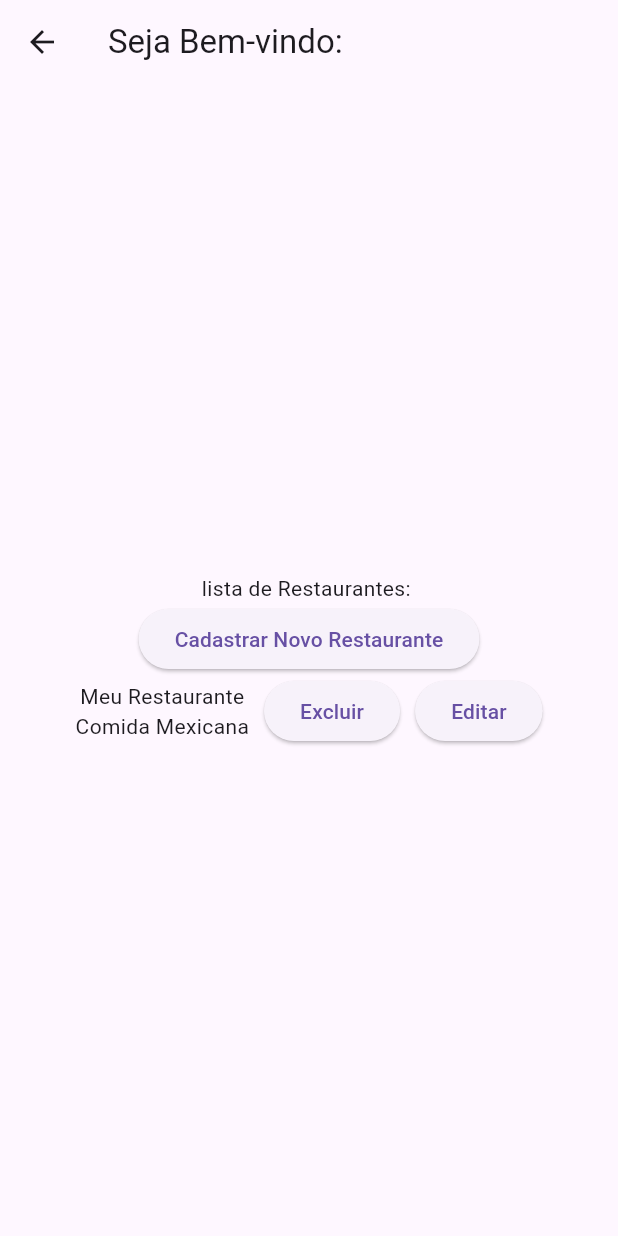
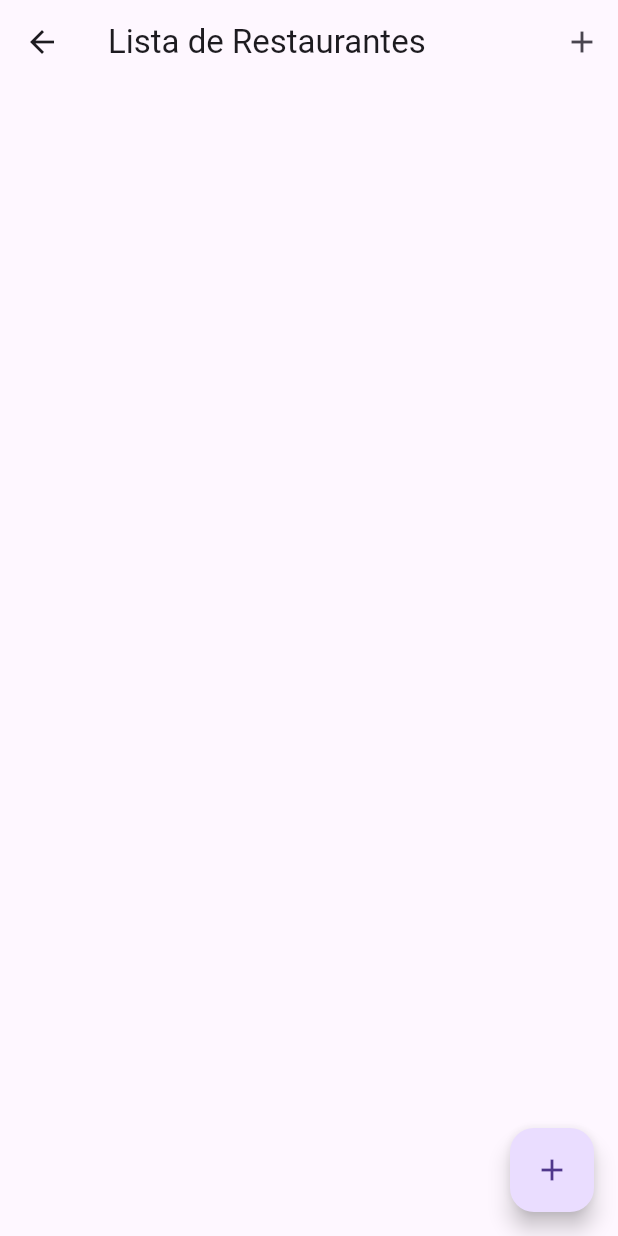
Before and after one commit to Thiago-freitas-S/ComaBem, a Flutter app: the Telahome screen opened directly, on a phone screen of 412 x 824 dp. Run offline on Flutter 3.47's test engine with Material 3 defaults, Android fonts, the phone set to English and light mode, and no system bars; our stand-ins replace sqflite; missing offline and left inert: dart:ffi; accounts and stored records are empty.

Commit message:
atualizando a tela de restaurante e adicionando a ligação com o banco de dados.

```diff
--- /dev/null
+++ b/lib/banco/restaurante_dao.dart
@@ -0,0 +1,18 @@
+import 'package:projetoflutter/banco/database_helper.dart';
+import 'package:projetoflutter/restaurante.dart';
+import 'package:projetoflutter/tipo.dart';
+import 'package:sqflite/sqflite.dart';
+
+class RestauranteDAO{
+  static Future<List<Restaurante>> listarTodos() async{
+    final db = await DatabaseHelper.getDatabase();
+    final resultado = await db.query('tb_restaurante');
+
+    return  resultado.map((mapa){
+      return Restaurante(
+        codigorestaurante: mapa['cd_restaurante'] as int,
+        nomerestaurante: mapa['nm_restaurante'] as String
+      );
+    }).toList();
+  }
+}
--- a/lib/tela_home.dart
+++ b/lib/tela_home.dart
@@ -1,38 +1,90 @@
+import 'dart:ffi';
+import 'dart:math' as math;
+
 import 'package:flutter/material.dart';
+import 'package:projetoflutter/banco/restaurante_dao.dart';
+import 'package:projetoflutter/restaurante.dart';
 import 'package:projetoflutter/tela_cad_restaurante.dart';
 
-class Telahome extends StatelessWidget{
+class Telahome extends StatefulWidget {
   const Telahome({super.key});
+
+  @override
+  State<Telahome> createState() => TelahomeState();
+}
+
+
+class TelahomeState extends State<Telahome>{
+List<Restaurante> restaurantes = [];
+Future <void> carregaRestaurantes() async{
+  final lista = await RestauranteDAO.listarTodos();
+  setState((){
+    restaurantes = lista;
+  });
+}
+
+@override
+void initState(){
+  super.initState();
+  carregaRestaurantes();
+}
 
   @override
   Widget build(BuildContext context) {
     return Scaffold(
-      appBar: AppBar(title: const Text("Seja Bem-vindo: ")),
+      appBar: AppBar(
+          title: const Text("Lista de Restaurantes"),
+          actions: [
+              IconButton(onPressed: (){
+                  Navigator.push(context, MaterialPageRoute(builder: (context) => TelaCadRestaurante()));
+              }, icon: Icon(Icons.add))
+          ],
+      ),
       body: Padding(padding: const EdgeInsets.all(30),
-          child: Column(
-            mainAxisAlignment: MainAxisAlignment.center,
-          children: [
-            Text("lista de Restaurantes: "),
-            ElevatedButton(onPressed: (){
-              Navigator.push(context, MaterialPageRoute(builder: (context) => TelaCadRestaurante()));
-            }, child: Text("Cadastrar Novo Restaurante")),
-            Row(
-              mainAxisAlignment: MainAxisAlignment.center,
-              children: [
-                Column(
-                  children: [
-                    Text("Meu Restaurante"),
-                    Text("Comida Mexicana")
+          child: ListView.builder(
+          itemCount: restaurantes.length,
+          itemBuilder: (context,index){
+            final r = restaurantes[index];
+            return Card(
+              margin: EdgeInsets.symmetric(vertical: 8),
+              child: ListTile(
+                title: Text(r.nomerestaurante??'Sem Nome'),
+                subtitle: Text('ID: ${r.codigorestaurante}'),
+                trailing: Row(
+                  mainAxisSize: MainAxisSize.min,
+                  children: <Widget>[
+                    IconButton(onPressed: (){}, icon: Icon(Icons.edit, color: Colors.orange)),
+                    IconButton(onPressed: (){
+                      AlertDialog(
+                        title: Text('Apagar Restaurante'),
+                        content: Text('Excluir Restaurante?'),
+                        actions: [
+                          TextButton(onPressed: (){
+
+                          },
+                              child: Text('Sim')
+                          ),
+                          TextButton(onPressed: (){
+
+                          },
+                              child: Text('Não')
+                          )
+                        ],
+                      );
+                    },
+                    icon: Icon(Icons.delete, color: Colors.red,))
                   ],
                 ),
-                SizedBox(width: 10),
-                ElevatedButton(onPressed: (){}, child: Text("Excluir")),
-                SizedBox(width: 10),
-                ElevatedButton(onPressed: (){}, child: Text("Editar"))
-              ],
-            )
-          ],
+              ),
+            );
+          }
         ),
+      ),
+      floatingActionButton: FloatingActionButton(
+        onPressed: (){
+         Navigator.push(context, MaterialPageRoute(builder: (context) => TelaCadRestaurante()));
+        },
+        child: Icon(Icons.add)
       ),
     );
   }
```
